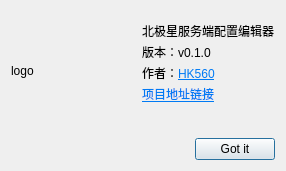
Above: aboutns.ui from R2NorthstarCN/NorthStarServerSettingEXE before the change. Below: the same form after it.
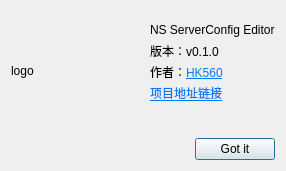
That is the form after the change.

The edit to the form file:
```diff
--- a/aboutns.ui
+++ b/aboutns.ui
@@ -70,7 +70,7 @@
 &lt;html&gt;&lt;head&gt;&lt;meta name=&quot;qrichtext&quot; content=&quot;1&quot; /&gt;&lt;meta charset=&quot;utf-8&quot; /&gt;&lt;style type=&quot;text/css&quot;&gt;
 p, li { white-space: pre-wrap; }
 &lt;/style&gt;&lt;/head&gt;&lt;body style=&quot; font-family:'Segoe UI'; font-size:9pt; font-weight:400; font-style:normal;&quot;&gt;
-&lt;p style=&quot; margin-top:0px; margin-bottom:0px; margin-left:0px; margin-right:0px; -qt-block-indent:0; text-indent:0px;line-height:50%;&quot;&gt;北极星服务端配置编辑器&lt;/p&gt;
+&lt;p style=&quot; margin-top:0px; margin-bottom:0px; margin-left:0px; margin-right:0px; -qt-block-indent:0; text-indent:0px;line-height:50%;&quot;&gt;NS ServerConfig Editor&lt;/p&gt;
 &lt;p style=&quot; margin-top:12px; margin-bottom:12px; margin-left:0px; margin-right:0px; -qt-block-indent:0; text-indent:0px; line-height:50%;&quot;&gt;版本：v0.1.0&lt;/p&gt;
 &lt;p style=&quot; margin-top:12px; margin-bottom:12px; margin-left:0px; margin-right:0px; -qt-block-indent:0; text-indent:0px; line-height:50%;&quot;&gt;&lt;/span&gt;作者：&lt;a href=&quot;https://blog.hk560.top/&quot;&gt;&lt;span style=&quot; text-decoration: underline; color:#007af4;&quot;&gt;HK560&lt;/span&gt;&lt;/a&gt;&lt;/p&gt;
 &lt;p style=&quot; margin-top:12px; margin-bottom:12px; margin-left:0px; margin-right:0px; -qt-block-indent:0; text-indent:0px; line-height:50%;&quot;&gt;&lt;a href=&quot;https://github.com/R2NorthstarCN/NorthStarServerSettingEXE&quot;&gt;&lt;span style=&quot; text-decoration: underline; color:#007af4;&quot;&gt;项目地址链接&lt;/span&gt;&lt;/a&gt;&lt;/p&gt;
```
